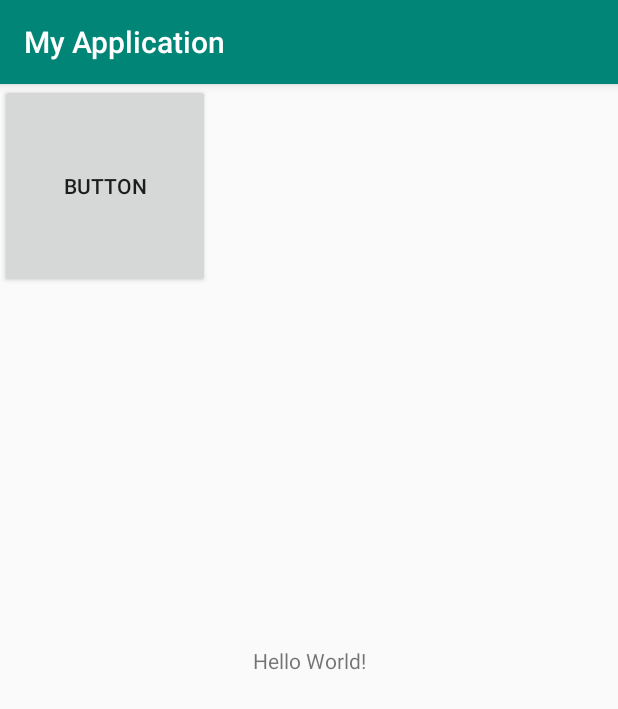
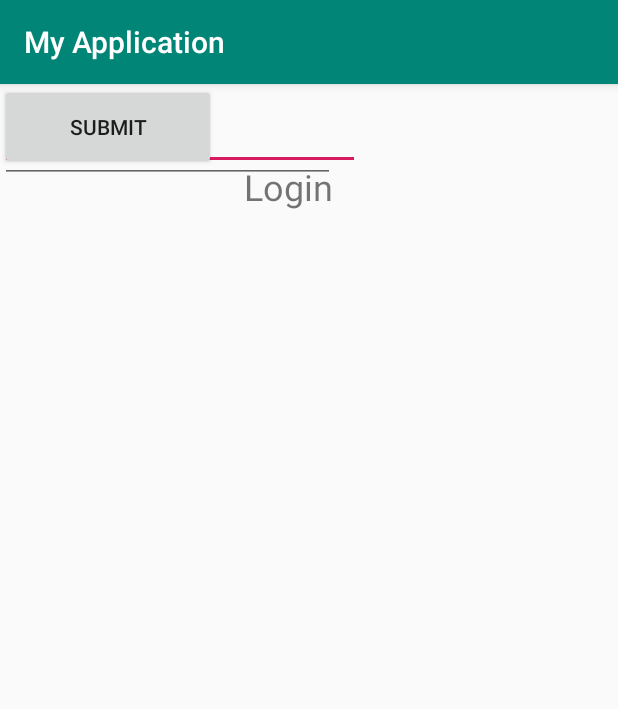
Before and after one commit to stefstef98/FindeDeineHelga, an Android app: the screen it shows after launch (MainActivity), on a phone screen of 412 x 824 dp. Shown: the top 709 px of the screen. Run offline under Robolectric (Android 15) with nearby library versions, the phone set to English and light mode, and no system bars.

Commit message:
login form

```diff
--- a/app/src/main/res/layout/activity_main.xml
+++ b/app/src/main/res/layout/activity_main.xml
@@ -7,20 +7,43 @@
     tools:context=".MainActivity">
 
     <TextView
-        android:layout_width="wrap_content"
-        android:layout_height="wrap_content"
-        android:text="Hello World!"
+        android:layout_width="72dp"
+        android:layout_height="40dp"
+        android:text="Login"
+        android:textSize="24sp"
         app:layout_constraintBottom_toBottomOf="parent"
+        app:layout_constraintHorizontal_bias="0.479"
         app:layout_constraintLeft_toLeftOf="parent"
         app:layout_constraintRight_toRightOf="parent"
-        app:layout_constraintTop_toTopOf="parent" />
+        app:layout_constraintTop_toTopOf="parent"
+        app:layout_constraintVertical_bias="0.071" />
 
     <Button
         android:id="@+id/button"
-        android:layout_width="140dp"
-        android:layout_height="136dp"
-        android:text="Button"
-        tools:layout_editor_absoluteX="160dp"
-        tools:layout_editor_absoluteY="496dp" />
+        android:layout_width="144dp"
+        android:layout_height="57dp"
+        android:text="Submit"
+        tools:layout_editor_absoluteX="129dp"
+        tools:layout_editor_absoluteY="467dp" />
+
+    <EditText
+        android:id="@+id/editText4"
+        android:layout_width="240dp"
+        android:layout_height="57dp"
+        android:ems="10"
+        android:inputType="textPersonName"
+        android:text="Email:"
+        tools:layout_editor_absoluteX="72dp"
+        tools:layout_editor_absoluteY="178dp" />
+
+    <EditText
+        android:id="@+id/editText5"
+        android:layout_width="223dp"
+        android:layout_height="66dp"
+        android:ems="10"
+        android:inputType="textPassword"
+        tools:layout_editor_absoluteX="72dp"
+        tools:layout_editor_absoluteY="285dp"
+        tools:text="Password:" />
 
 </androidx.constraintlayout.widget.ConstraintLayout>
```
